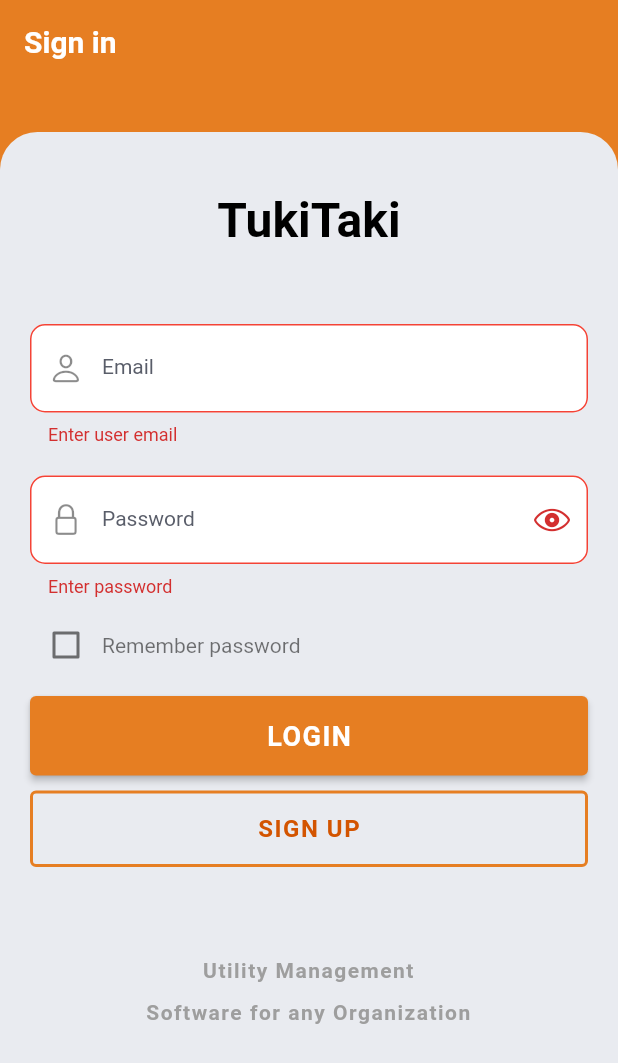
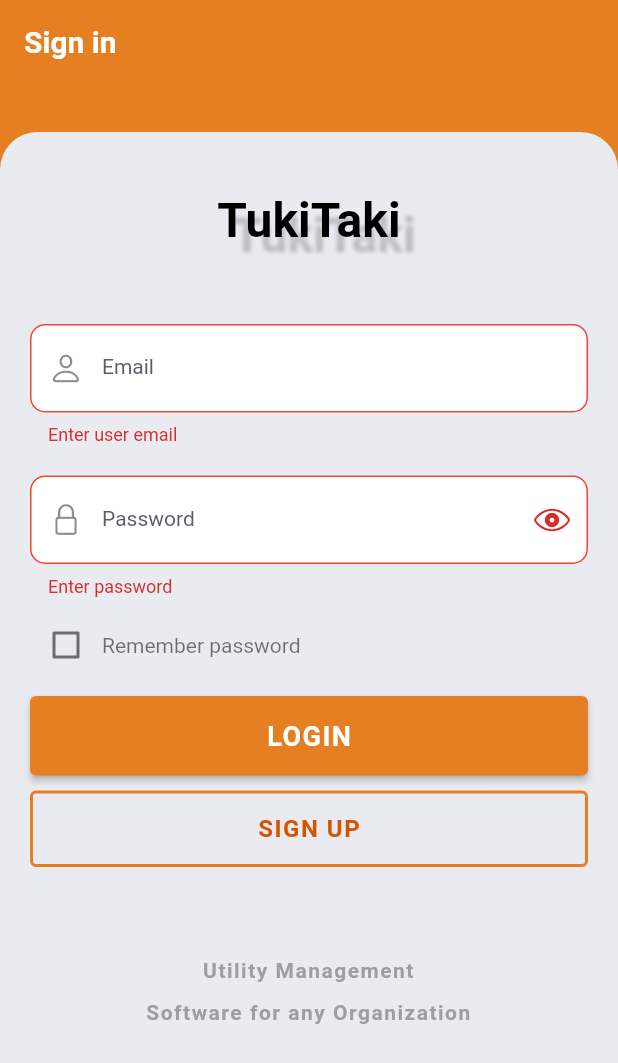
Before and after one commit to devnizamuddin/tukitaki_flutter, a Flutter app: the screen it shows after launch, after a tap on "LOGIN", on a phone screen of 412 x 824 dp. Shown: the top 1063 px of the screen. Run offline on Flutter 3.47's test engine with Material 2 defaults, Android fonts, the phone set to English and light mode, and no system bars; our stand-ins replace cloud_firestore, firebase_auth, firebase_core, flutter_easyloading, get, get_storage and 1 more; accounts and stored records are empty.

Commit message:
custom design added

```diff
--- a/lib/app/modules/splash/views/splash_view.dart
+++ b/lib/app/modules/splash/views/splash_view.dart
@@ -1,6 +1,8 @@
 import 'package:flutter/material.dart';
 import 'package:get/get.dart';
-
+import 'package:tukitaki_flutter/app/config/app_themes.dart';
+import 'package:tukitaki_flutter/app/utils/design.dart';
+import '../../../utils/text_view.dart';
 import '../controllers/splash_controller.dart';
 
 class SplashView extends GetView<SplashController> {
@@ -9,13 +11,35 @@ class SplashView extends GetView<SplashController> {
   @override
   Widget build(BuildContext context) {
     controller.navigator();
-    return const Scaffold(
-      body: Center(
-        child: Text(
-          'SplashView',
-          style: TextStyle(fontSize: 20),
-        ),
-      ),
-    );
+    return Scaffold(
+        backgroundColor: AppThemes.bgColor,
+        body: SafeArea(
+          child: Container(
+            width: double.maxFinite,
+            height: double.maxFinite,
+            child: Column(
+              mainAxisAlignment: MainAxisAlignment.spaceBetween,
+              children: [
+                CustomPaint(
+                  size: const Size(double.maxFinite, 160), //You can Replace [WIDTH] with your desired width for Custom Paint and height will be calculated automatically
+                  painter: CustomPainterTop(),
+                ),
+                Column(
+                  children: [
+                    BigTitleText('TukiTaki', fontSize: 48),
+                    Padding(
+                      padding: const EdgeInsets.all(10),
+                      child: SmallTitleText('An apps for income and expenditure calculation and suduled task management'),
+                    ),
+                  ],
+                ),
+                CustomPaint(
+                  size: const Size(double.maxFinite, 160), //You can Replace [WIDTH] with your desired width for Custom Paint and height will be calculated automatically
+                  painter: RPSCustomPainter(),
+                )
+              ],
+            ),
+          ),
+        ));
   }
 }
--- a/lib/app/modules/team/views/team_view.dart
+++ b/lib/app/modules/team/views/team_view.dart
@@ -31,6 +31,9 @@ class TeamView extends GetView<TeamController> {
           child: Column(
             crossAxisAlignment: CrossAxisAlignment.stretch,
             children: [
+              Card(
+                child: Text(team?.description ?? ''),
+              ),
               InkWell(
                 onTap: () {
                   Clipboard.setData(ClipboardData(text: team?.id));
--- a/lib/app/utils/design.dart
+++ b/lib/app/utils/design.dart
@@ -2,32 +2,54 @@ import 'package:flutter/cupertino.dart';
 import '../config/app_themes.dart';
 
 // ignore: non_constant_identifier_names
-// Container CustomContainer() {
-//   return Container(
-//     child: Stack(children: [
-//       Opacity(
-//         opacity: 0.5,
-//         child: ClipPath(
-//             clipper: WaveClipper(),
-//             child: Container(
-//               height: 200,
-//               color: AppThemes.PrimaryColor,
-//             )),
-//       )
-//     ]),
-//   );
-// }
 
-// class WaveClipper extends CustomClipper<Path> {
-//   @override
-//   Path getClip(Size size) {
-//     // TODO: implement getClip
-//     throw UnimplementedError();
-//   }
+class RPSCustomPainter extends CustomPainter {
+  @override
+  void paint(Canvas canvas, Size size) {
+    Paint paint0 = Paint()
+      ..color = AppThemes.PrimaryColor
+      ..style = PaintingStyle.fill
+      ..strokeWidth = 1;
 
-//   @override
-//   bool shouldReclip(covariant CustomClipper<Path> oldClipper) {
-//     // TODO: implement shouldReclip
-//     throw UnimplementedError();
-//   }
-// }
+    Path path0 = Path();
+    path0.moveTo(0, size.height);
+    path0.lineTo(0, 0);
+    path0.quadraticBezierTo(size.width * 0.2, size.height * .2, size.width * 0.4, -size.height * 0.1);
+    path0.quadraticBezierTo(size.width * .6, -size.height * .4, size.width * 1, 0);
+    path0.lineTo(size.width, size.height);
+    path0.close();
+    canvas.drawPath(path0, paint0);
+  }
+
+  @override
+  bool shouldRepaint(covariant CustomPainter oldDelegate) {
+    return true;
+  }
+}
+
+class CustomPainterTop extends CustomPainter {
+  @override
+  void paint(Canvas canvas, Size size) {
+    Paint paint0 = Paint()
+      ..color = AppThemes.PrimaryColor
+      ..style = PaintingStyle.fill
+      ..strokeWidth = 1;
+
+    var path = Path();
+    path.lineTo(0, size.height);
+    var firstStart = Offset(size.width / 5, size.height);
+    var firstEnd = Offset(size.width / 2.25, size.height - 50);
+    path.quadraticBezierTo(firstStart.dx, firstStart.dy, firstEnd.dx, firstEnd.dy);
+    var secondStart = Offset(size.width - (size.width / 3.5), size.height - 105);
+    var secondEnd = Offset(size.width, size.height - 10);
+    path.quadraticBezierTo(secondStart.dx, secondStart.dy, secondEnd.dx, secondEnd.dy);
+    path.lineTo(size.width, 0);
+    path.close();
+    canvas.drawPath(path, paint0);
+  }
+
+  @override
+  bool shouldRepaint(covariant CustomPainter oldDelegate) {
+    return true;
+  }
+}
--- a/lib/app/utils/text_view.dart
+++ b/lib/app/utils/text_view.dart
@@ -1,11 +1,27 @@
 import 'package:flutter/material.dart';
 
 // ignore: non_constant_identifier_names
-Text BigTitleText(String text, {TextAlign? aign, Color? myColor}) {
+Text BigTitleText(String text, {TextAlign? aign, Color? myColor, double? fontSize}) {
   return Text(
     text,
     textAlign: aign ?? TextAlign.center,
-    style: TextStyle(fontWeight: FontWeight.bold, fontSize: 32, color: myColor ?? Colors.black),
+    style: TextStyle(
+      fontWeight: FontWeight.bold,
+      fontSize: fontSize ?? 32,
+      color: myColor ?? Colors.black,
+      shadows: const <Shadow>[
+        Shadow(
+          offset: Offset(10.0, 10.0),
+          blurRadius: 3.0,
+          color: Color.fromARGB(255, 170, 170, 170),
+        ),
+        Shadow(
+          offset: Offset(10.0, 10.0),
+          blurRadius: 8.0,
+          color: Color.fromARGB(122, 242, 242, 255),
+        ),
+      ],
+    ),
   );
 }
 
```
